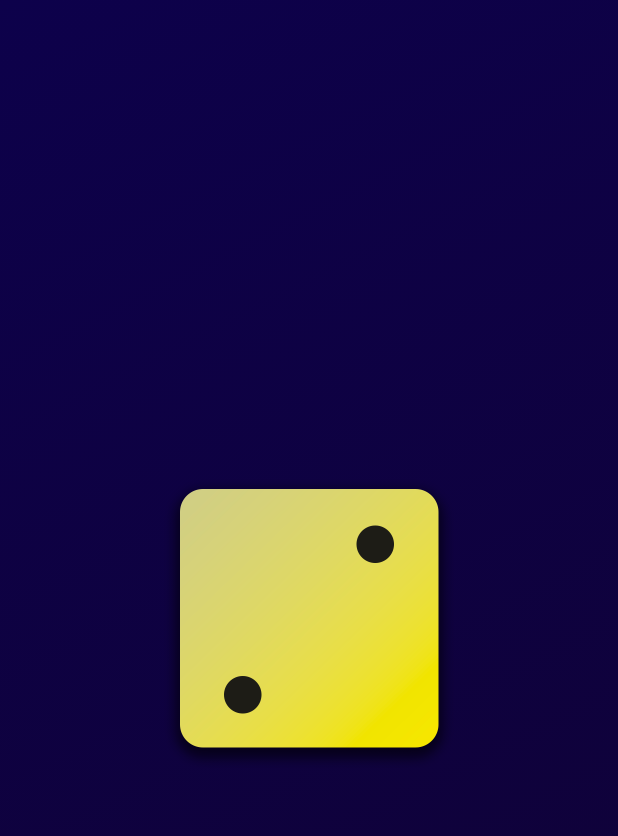
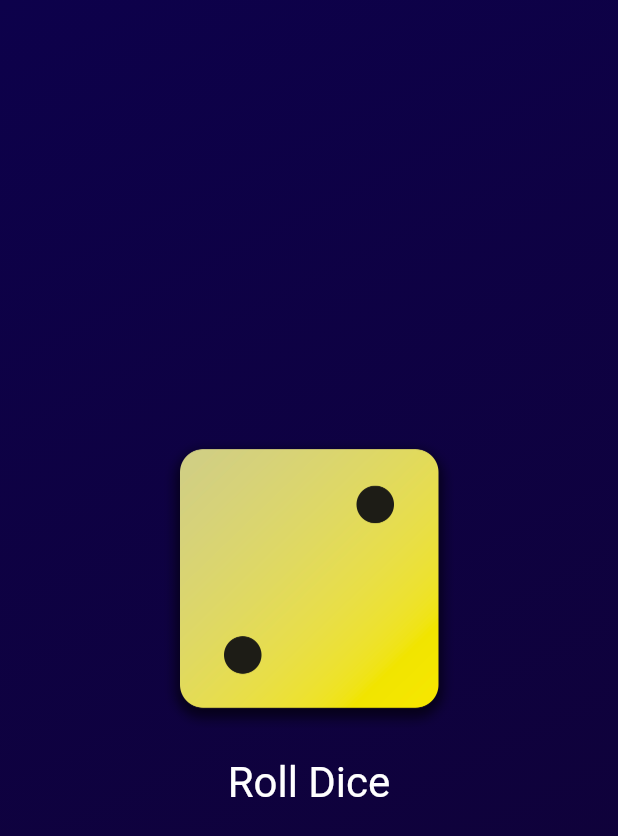
Before and after one commit to prabeshkunwar12/flutter_dice_app, a Flutter app: the screen it shows after launch, on a phone screen of 412 x 824 dp. Shown: the top 836 px of the screen. Run offline on Flutter 3.47's test engine with Material 3 defaults, Android fonts, the phone set to English and light mode, and no system bars.

Commit message:
final product

```diff
--- /dev/null
+++ b/lib/dice_roller.dart
@@ -0,0 +1,51 @@
+import 'dart:math';
+
+import 'package:flutter/material.dart';
+
+final randomizer = Random();
+
+class DiceRoller extends StatefulWidget {
+  const DiceRoller({super.key});
+
+  @override
+  State<DiceRoller> createState() {
+    return _DiceRollerState();
+  }
+}
+
+class _DiceRollerState extends State<DiceRoller> {
+  var activeDice = 2;
+
+  void rollDice() {
+    var dice = randomizer.nextInt(6) + 1;
+    setState(() {
+      activeDice = dice;
+    });
+  }
+
+  @override
+  Widget build(BuildContext context) {
+    return Column(
+      mainAxisAlignment: MainAxisAlignment.center,
+      children: [
+        Center(
+          child: Image.asset(
+            'assets/images/dice-$activeDice.png',
+            width: 200,
+          ),
+        ),
+        TextButton(
+          onPressed: rollDice,
+          style: TextButton.styleFrom(
+            padding: const EdgeInsets.only(top: 20),
+            foregroundColor: Colors.white,
+            textStyle: const TextStyle(
+              fontSize: 28,
+            ),
+          ),
+          child: const Text('Roll Dice'),
+        )
+      ],
+    );
+  }
+}
--- a/lib/gradient_container.dart
+++ b/lib/gradient_container.dart
@@ -1,3 +1,4 @@
+import 'package:first_app/dice_roller.dart';
 import 'package:flutter/material.dart';
 
 class GradientContainer extends StatelessWidget {
@@ -15,12 +16,7 @@ class GradientContainer extends StatelessWidget {
           end: Alignment.bottomRight,
         ),
       ),
-      child: Center(
-        child: Image.asset(
-          'assets/images/dice-2.png',
-          width: 200,
-        ),
-      ),
+      child: const DiceRoller(),
     );
   }
 }
```
